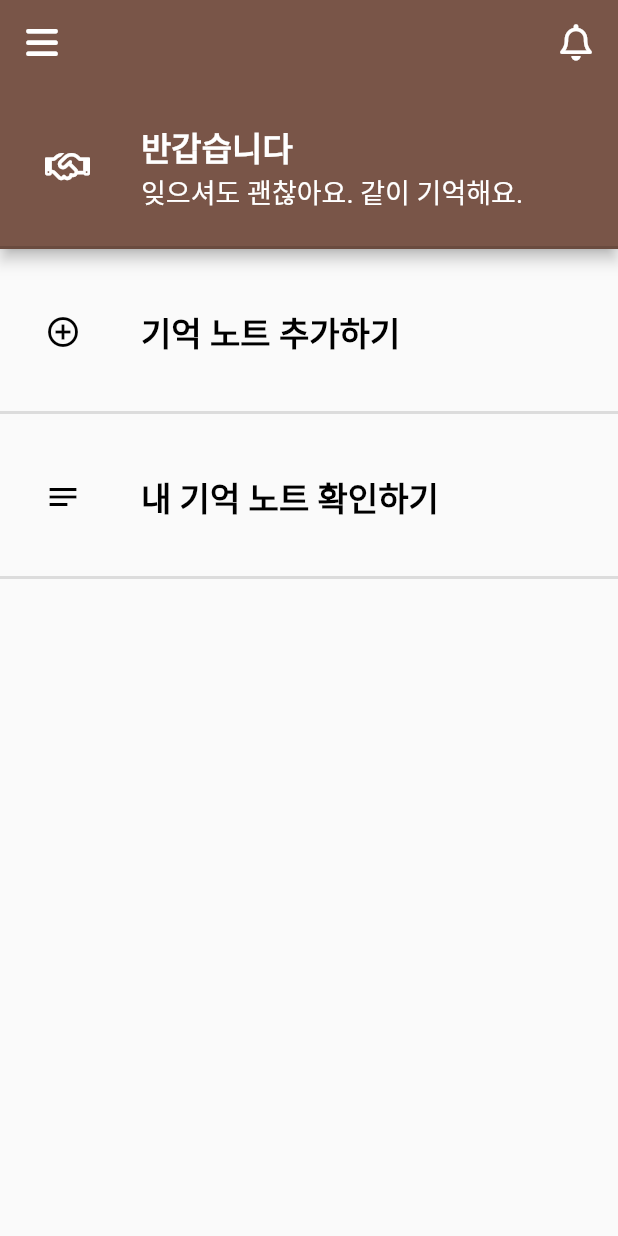
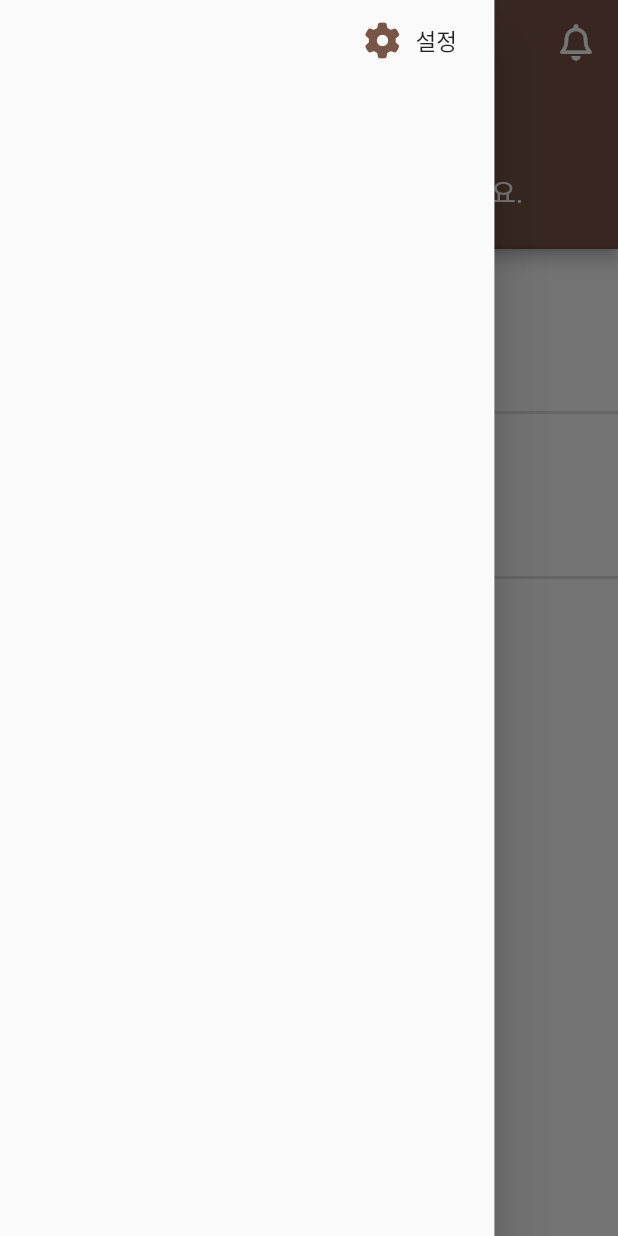
Before and after one commit to Warm-minji/what_was_it_app, a Flutter app: the screen it shows after launch, after a tap on an icon or button, on a phone screen of 412 x 824 dp. Run offline on Flutter 3.47's test engine with Material 2 defaults, Android fonts, the phone set to English and light mode, and no system bars; our stand-ins replace flutter_local_notifications, flutter_phoenix, flutter_riverpod, font_awesome_flutter, shared_preferences, syncfusion_flutter_datepicker and 1 more; missing offline and left inert: clickable_list_wheel_view; Roboto replaces fonts that are missing (GowunDodum).

Commit message:
[add] main drawer

```diff
--- a/lib/main.dart
+++ b/lib/main.dart
@@ -5,7 +5,7 @@ import 'package:flutter_riverpod/flutter_riverpod.dart';
 import 'package:shared_preferences/shared_preferences.dart';
 import 'package:what_was_it_app/core/notification_plugin.dart';
 import 'package:what_was_it_app/core/shared_preferences.dart';
-import 'package:what_was_it_app/view/intro.dart';
+import 'package:what_was_it_app/view/main/intro.dart';
 import 'package:flutter_localizations/flutter_localizations.dart';
 import 'package:timezone/data/latest_all.dart' as tz;
 import 'package:timezone/timezone.dart' as tz;
--- a/lib/view/home/home_screen.dart
+++ b/lib/view/home/home_screen.dart
@@ -10,6 +10,7 @@ import 'package:what_was_it_app/core/theme.dart';
 import 'package:what_was_it_app/model/note.dart';
 import 'package:what_was_it_app/view/home/add_note_screen.dart';
 import 'package:what_was_it_app/view/component/icon_card_widget.dart';
+import 'package:what_was_it_app/view/main/main_drawer.dart';
 import 'package:what_was_it_app/view/my_notes/my_note_list_view.dart';
 
 class HomeScreen extends ConsumerStatefulWidget {
@@ -20,6 +21,7 @@ class HomeScreen extends ConsumerStatefulWidget {
 }
 
 class _HomeScreenState extends ConsumerState<HomeScreen> {
+  final GlobalKey<ScaffoldState> _scaffoldKey = GlobalKey();
   late Time userAlarmTime;
   final TextEditingController _hourController = TextEditingController();
   final TextEditingController _minController = TextEditingController();
@@ -45,16 +47,18 @@ class _HomeScreenState extends ConsumerState<HomeScreen> {
   @override
   Widget build(BuildContext context) {
     return Scaffold(
+      key: _scaffoldKey,
       appBar: AppBar(
+        leading: InkWell(
+          onTap: () {
+            _scaffoldKey.currentState!.openDrawer();
+          },
+          child: const Icon(FontAwesomeIcons.bars),
+        ),
         title: Row(
           mainAxisAlignment: MainAxisAlignment.spaceBetween,
           children: [
-            InkWell(
-              onTap: () {
-                // TODO
-              },
-              child: const Icon(FontAwesomeIcons.bars),
-            ),
+            const SizedBox.shrink(),
             InkWell(
               onTap: () {
                 showDialog(
@@ -211,6 +215,7 @@ class _HomeScreenState extends ConsumerState<HomeScreen> {
           ),
         ],
       ),
+      drawer: const MainDrawer(),
     );
   }
 }
--- /dev/null
+++ b/lib/view/main/main_drawer.dart
@@ -0,0 +1,43 @@
+import 'package:flutter/material.dart';
+import 'package:font_awesome_flutter/font_awesome_flutter.dart';
+
+class MainDrawer extends StatelessWidget {
+  const MainDrawer({Key? key}) : super(key: key);
+
+  @override
+  Widget build(BuildContext context) {
+    return Drawer(
+      width: MediaQuery.of(context).size.width * 0.8,
+      child: SafeArea(
+        child: SingleChildScrollView(
+          child: Padding(
+            padding: const EdgeInsets.symmetric(horizontal: 20, vertical: 10),
+            child: Column(
+              children: [
+                Align(
+                  alignment: AlignmentDirectional.centerEnd,
+                  child: InkWell(
+                    onTap: () {
+
+                    },
+                    child: Padding(
+                      padding: const EdgeInsets.all(5.0),
+                      child: Row(
+                        mainAxisSize: MainAxisSize.min,
+                        children: [
+                          Icon(FontAwesomeIcons.gear, color: Theme.of(context).primaryColor),
+                          const SizedBox(width: 10),
+                          const Text("설정"),
+                        ],
+                      ),
+                    ),
+                  ),
+                )
+              ],
+            ),
+          ),
+        ),
+      ),
+    );
+  }
+}
```
Also changed, not shown: lib/view/main/intro.dart (renamed from lib/view/intro.dart).
